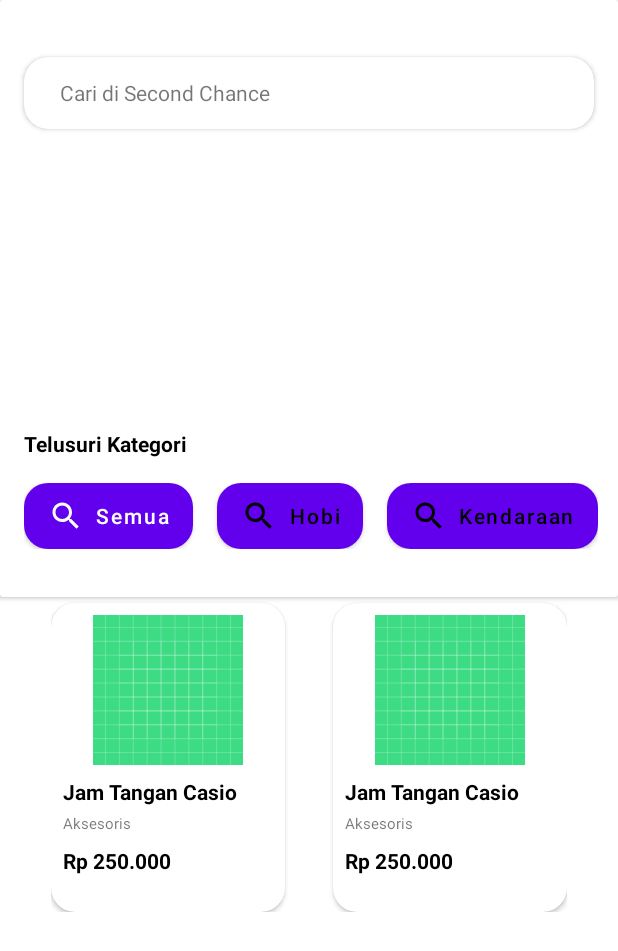
After one commit to ikhwanma/SecondHand, an Android app: the fragment HomeFragment shown on its own in the app's theme, on a phone screen of 412 x 824 dp. The commit adds this screen. Shown: the top 951 px of the screen. Run offline under Robolectric (Android 15) with nearby library versions, the phone set to English and light mode, and no system bars.

Commit message:
Done layout homepage without bottom navbar

```diff
--- /dev/null
+++ b/app/src/main/java/binar/lima/satu/secondhand/view/fragment/HomeFragment.kt
@@ -0,0 +1,39 @@
+package binar.lima.satu.secondhand.view.fragment
+
+import android.os.Bundle
+import androidx.fragment.app.Fragment
+import android.view.LayoutInflater
+import android.view.View
+import android.view.ViewGroup
+import binar.lima.satu.secondhand.R
+
+
+class HomeFragment : Fragment() {
+    override fun onCreateView(
+        inflater: LayoutInflater, container: ViewGroup?,
+        savedInstanceState: Bundle?
+    ): View? {
+        // Inflate the layout for this fragment
+        return inflater.inflate(R.layout.fragment_home, container, false)
+    }
+
+    companion object {
+        /**
+         * Use this factory method to create a new instance of
+         * this fragment using the provided parameters.
+         *
+         * @param param1 Parameter 1.
+         * @param param2 Parameter 2.
+         * @return A new instance of fragment HomeFragment.
+         */
+        // TODO: Rename and change types and number of parameters
+        @JvmStatic
+        fun newInstance(param1: String, param2: String) =
+            HomeFragment().apply {
+                arguments = Bundle().apply {
+                    putString(ARG_PARAM1, param1)
+                    putString(ARG_PARAM2, param2)
+                }
+            }
+    }
+}
--- /dev/null
+++ b/app/src/main/res/drawable/ic_baseline_search_24.xml
@@ -0,0 +1,5 @@
+<vector android:height="24dp" android:tint="@color/white"
+    android:viewportHeight="24" android:viewportWidth="24"
+    android:width="24dp" xmlns:android="http://schemas.android.com/apk/res/android">
+    <path android:fillColor="@android:color/white" android:pathData="M15.5,14h-0.79l-0.28,-0.27C15.41,12.59 16,11.11 16,9.5 16,5.91 13.09,3 9.5,3S3,5.91 3,9.5 5.91,16 9.5,16c1.61,0 3.09,-0.59 4.23,-1.57l0.27,0.28v0.79l5,4.99L20.49,19l-4.99,-5zM9.5,14C7.01,14 5,11.99 5,9.5S7.01,5 9.5,5 14,7.01 14,9.5 11.99,14 9.5,14z"/>
+</vector>
--- /dev/null
+++ b/app/src/main/res/drawable/style_button_gray.xml
@@ -0,0 +1,5 @@
+<?xml version="1.0" encoding="utf-8"?>
+<shape xmlns:android="http://schemas.android.com/apk/res/android">
+    <corners android:radius="16dp"/>
+    <solid android:color="@color/light_gray"/>
+</shape>
--- /dev/null
+++ b/app/src/main/res/layout/fragment_home.xml
@@ -0,0 +1,187 @@
+<?xml version="1.0" encoding="utf-8"?>
+<RelativeLayout xmlns:android="http://schemas.android.com/apk/res/android"
+    xmlns:tools="http://schemas.android.com/tools"
+    android:layout_width="match_parent"
+    android:layout_height="match_parent"
+    xmlns:app="http://schemas.android.com/apk/res-auto"
+    tools:context=".view.fragment.HomeFragment">
+
+    <androidx.cardview.widget.CardView
+        android:id="@+id/cardview_atas"
+        android:layout_width="match_parent"
+        android:layout_height="398dp">
+
+        <TextView
+            android:layout_width="wrap_content"
+            android:layout_height="wrap_content"
+            android:text="Telusuri Kategori"
+            android:layout_marginTop="286dp"
+            android:layout_marginStart="16dp"
+            android:textSize="14sp"
+            android:textColor="@color/black"
+            android:textStyle="bold"/>
+
+        <androidx.cardview.widget.CardView
+            android:layout_width="match_parent"
+            android:layout_height="48dp"
+            android:layout_gravity="center_horizontal"
+            android:layout_marginHorizontal="16dp"
+            android:layout_marginTop="38dp"
+            android:layout_marginBottom="328dp"
+            android:elevation="4dp"
+            app:cardCornerRadius="16dp">
+
+            <TextView
+                android:layout_width="wrap_content"
+                android:layout_height="wrap_content"
+                android:layout_marginVertical="14dp"
+                android:layout_marginStart="24dp"
+                android:text="Cari di Second Chance"
+                android:textSize="14sp" />
+
+            <ImageView
+                android:layout_width="16dp"
+                android:layout_height="16dp"
+                android:layout_marginStart="380dp"
+                android:layout_marginTop="15dp"
+                android:layout_marginBottom="17dp"
+                android:src="@drawable/ic_baseline_search_24"
+                app:tint="@color/light_gray" />
+        </androidx.cardview.widget.CardView>
+
+        <HorizontalScrollView
+            android:layout_width="match_parent"
+            android:layout_height="44dp"
+            android:layout_alignParentLeft="true"
+            android:layout_marginLeft="16dp"
+            android:layout_marginTop="322dp">
+
+            <LinearLayout
+                android:layout_width="match_parent"
+                android:layout_height="wrap_content">
+
+                <Button
+                    android:id="@+id/btn_semua_home"
+                    style="@style/ButtonStyle"
+                    android:layout_width="wrap_content"
+                    android:layout_height="match_parent"
+                    android:drawableLeft="@drawable/ic_baseline_search_24"
+                    android:text="Semua" />
+
+                <Button
+                    android:id="@+id/btn_hobi_home"
+                    style="@style/ButtonGrayStyle"
+                    android:layout_width="wrap_content"
+                    android:layout_height="match_parent"
+                    android:layout_marginStart="16dp"
+                    android:backgroundTint="@color/light_gray"
+                    android:drawableLeft="@drawable/ic_baseline_search_24"
+                    android:drawableTint="@color/black"
+                    android:text="Hobi"
+                    android:textColor="@color/black" />
+
+                <Button
+                    android:id="@+id/btn_kendaraan_home"
+                    style="@style/ButtonGrayStyle"
+                    android:layout_width="wrap_content"
+                    android:layout_height="match_parent"
+                    android:layout_marginStart="16dp"
+                    android:drawableLeft="@drawable/ic_baseline_search_24"
+                    android:drawableTint="@color/black"
+                    android:text="Kendaraan"
+                    android:textColor="@color/black" />
+            </LinearLayout>
+        </HorizontalScrollView>
+    </androidx.cardview.widget.CardView>
+
+    <RelativeLayout
+        android:layout_width="wrap_content"
+        android:layout_height="wrap_content"
+        android:layout_centerHorizontal="true"
+        android:layout_below="@id/cardview_atas">
+
+        <androidx.cardview.widget.CardView
+            android:id="@+id/card"
+            android:layout_width="156dp"
+            android:layout_height="206dp"
+            android:layout_alignParentLeft="true"
+            android:layout_marginTop="4dp"
+            android:elevation="4dp"
+            app:cardCornerRadius="16dp" >
+            <ImageView
+                android:layout_width="140dp"
+                android:layout_height="100dp"
+                android:src="@drawable/ic_launcher_background"
+                android:layout_marginHorizontal="8dp"
+                android:layout_marginTop="8dp"/>
+            <TextView
+                android:layout_width="140dp"
+                android:layout_height="20dp"
+                android:layout_marginTop="116dp"
+                android:layout_marginHorizontal="8dp"
+                android:text="Jam Tangan Casio"
+                android:textSize="14sp"
+                android:textColor="@color/black"
+                android:textStyle="bold"/>
+            <TextView
+                android:layout_width="140dp"
+                android:layout_height="20dp"
+                android:layout_marginTop="140dp"
+                android:layout_marginHorizontal="8dp"
+                android:text="Aksesoris"
+                android:textSize="10sp"/>
+            <TextView
+                android:layout_width="140dp"
+                android:layout_height="20dp"
+                android:layout_marginTop="162dp"
+                android:layout_marginHorizontal="8dp"
+                android:text="Rp 250.000"
+                android:textSize="14sp"
+                android:textColor="@color/black"
+                android:textStyle="bold"/>
+        </androidx.cardview.widget.CardView>
+
+        <androidx.cardview.widget.CardView
+            android:id="@+id/rectangle_2"
+            android:layout_width="156dp"
+            android:layout_height="206dp"
+            android:layout_alignParentLeft="true"
+            android:layout_marginLeft="188dp"
+            android:layout_marginTop="4dp"
+            android:elevation="4dp"
+            app:cardCornerRadius="16dp">
+            <ImageView
+                android:layout_width="140dp"
+                android:layout_height="100dp"
+                android:src="@drawable/ic_launcher_background"
+                android:layout_marginHorizontal="8dp"
+                android:layout_marginTop="8dp"/>
+            <TextView
+                android:layout_width="140dp"
+                android:layout_height="20dp"
+                android:layout_marginTop="116dp"
+                android:layout_marginHorizontal="8dp"
+                android:text="Jam Tangan Casio"
+                android:textSize="14sp"
+                android:textColor="@color/black"
+                android:textStyle="bold"/>
+            <TextView
+                android:layout_width="140dp"
+                android:layout_height="20dp"
+                android:layout_marginTop="140dp"
+                android:layout_marginHorizontal="8dp"
+                android:text="Aksesoris"
+                android:textSize="10sp"/>
+            <TextView
+                android:layout_width="140dp"
+                android:layout_height="20dp"
+                android:layout_marginTop="162dp"
+                android:layout_marginHorizontal="8dp"
+                android:text="Rp 250.000"
+                android:textSize="14sp"
+                android:textColor="@color/black"
+                android:textStyle="bold"/>
+        </androidx.cardview.widget.CardView>
+    </RelativeLayout>
+
+</RelativeLayout>
--- a/app/src/main/res/values/colors.xml
+++ b/app/src/main/res/values/colors.xml
@@ -10,4 +10,5 @@
     <color name="white">#FFFFFFFF</color>
     <color name="transparent">#00FFFFFF</color>
     <color name="purple">#7126b5</color>
+    <color name="light_gray">#E2D4F0</color>
 </resources>
--- a/app/src/main/res/values/themes.xml
+++ b/app/src/main/res/values/themes.xml
@@ -22,6 +22,14 @@
         <item name="android:textSize">14sp</item>
     </style>
 
+    <style name="ButtonGrayStyle">
+        <item name="android:background">@drawable/style_button_gray</item>
+        <item name="android:layout_width">match_parent</item>
+        <item name="android:layout_height">48dp</item>
+        <item name="textAllCaps">false</item>
+        <item name="android:textSize">14sp</item>
+    </style>
+
     <style name="EditTextStyle">
         <item name="android:background">@drawable/style_et</item>
         <item name="android:layout_width">match_parent</item>
--- a/build.gradle
+++ b/build.gradle
@@ -7,8 +7,8 @@ buildscript {
 }
 
 plugins {
-    id 'com.android.application' version '7.2.0' apply false
-    id 'com.android.library' version '7.2.0' apply false
+    id 'com.android.application' version '7.2.1' apply false
+    id 'com.android.library' version '7.2.1' apply false
     id 'org.jetbrains.kotlin.android' version '1.7.0' apply false
 }
 
```
